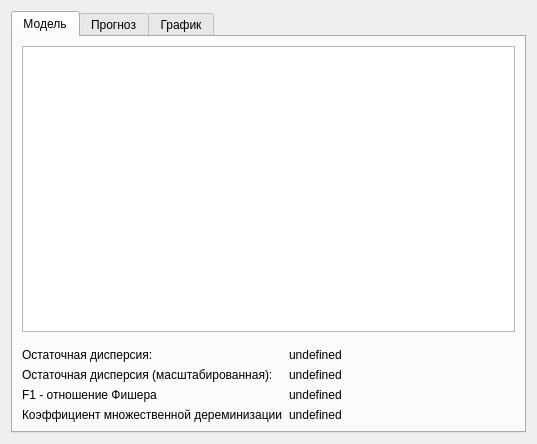
Above: statapp/ui/polynom_window.ui from shizand/statapp before the change. Below: the same form after it.
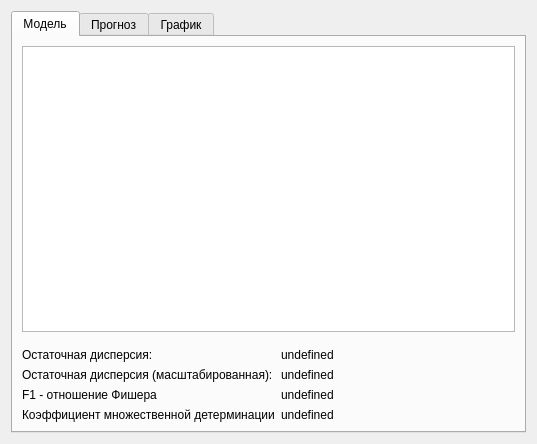
That is the form after the change.

Commit message: fix: исправлена опечатка в характеристиках модели

Patch:
```diff
--- a/statapp/ui/polynom_window.ui
+++ b/statapp/ui/polynom_window.ui
@@ -82,7 +82,7 @@
            <item row="3" column="0">
             <widget class="QLabel" name="rSquaredLabel">
              <property name="text">
-              <string>Коэффициент множественной дереминизации</string>
+              <string>Коэффициент множественной детерминации</string>
              </property>
             </widget>
            </item>
```
The commit also changes 1 other file.
